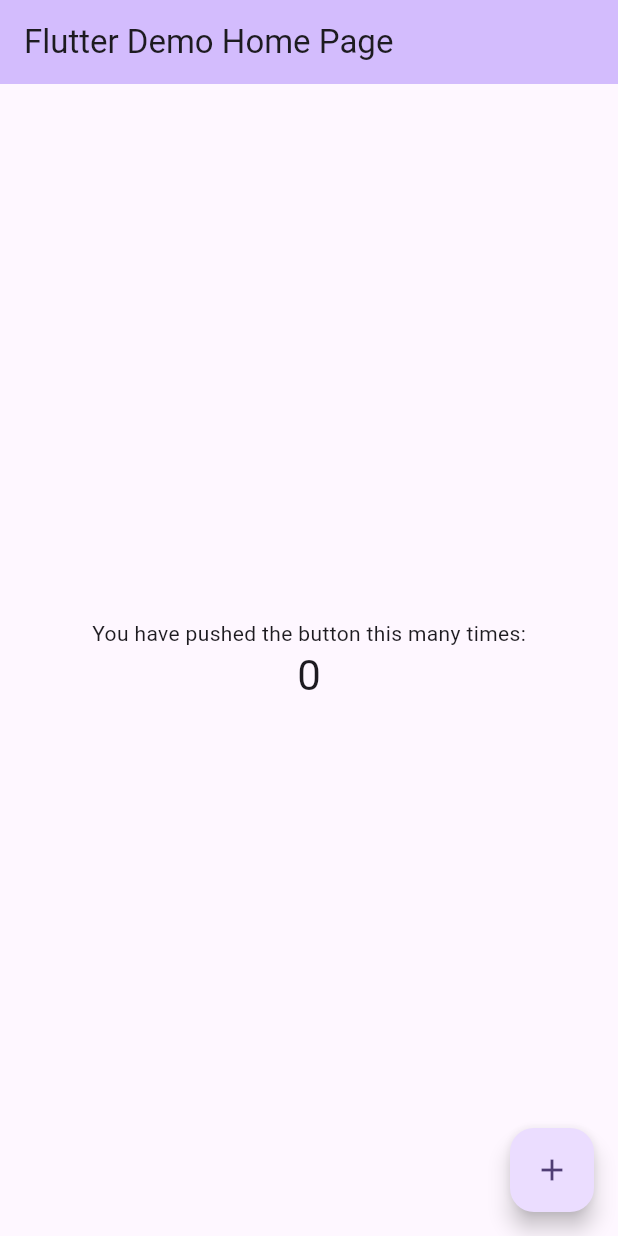
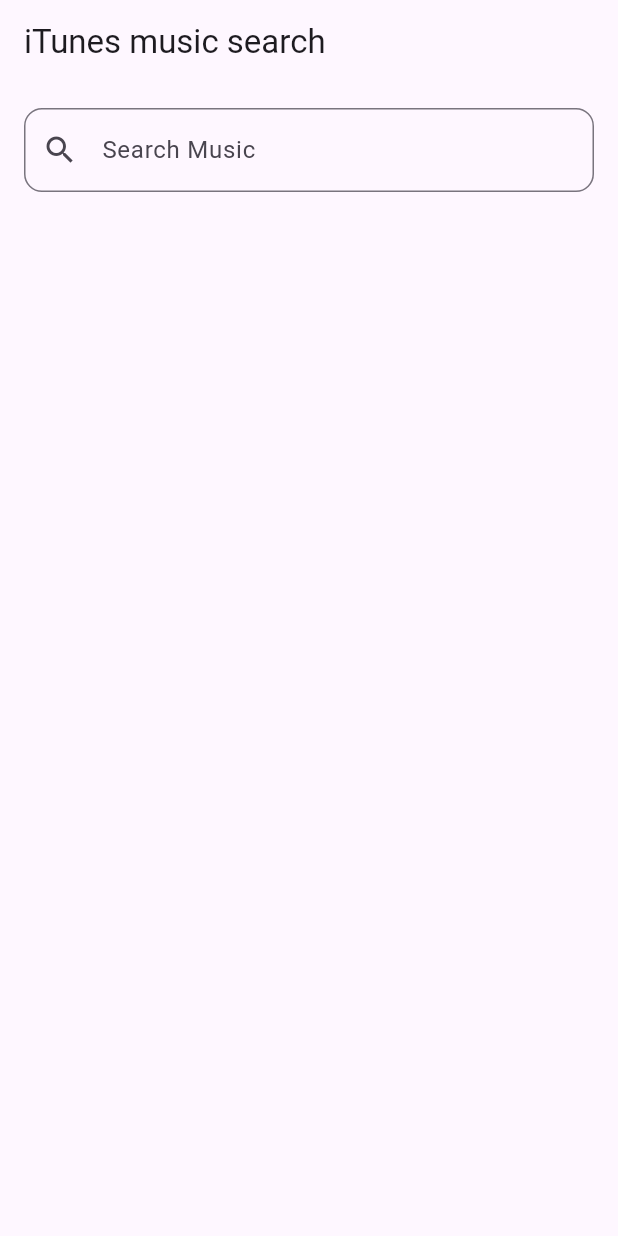
Before and after one commit to Samantha9995/Flutter-Itunes-music-preview-app, a Flutter app: the screen it shows after launch, on a phone screen of 412 x 824 dp. Run offline on Flutter 3.47's test engine with Material 3 defaults, Android fonts, the phone set to English and light mode, and no system bars; our stand-ins replace dio.

Commit message:
add search page view

```diff
--- /dev/null
+++ b/lib/features/search/views/search_page.dart
@@ -0,0 +1,36 @@
+import 'package:flutter/material.dart';
+
+
+class SearchPage extends StatelessWidget {
+  const SearchPage({super.key});
+
+  @override
+  Widget build(BuildContext context) {
+    return MaterialApp(
+        home: Scaffold(
+        appBar: AppBar(
+          title: const Text('iTunes music search'),
+        ),
+        body: Column(
+          children: [
+            Padding(
+              padding: const EdgeInsets.all(16.0),
+              child: TextField(
+                decoration: InputDecoration(
+                  hintText: 'Search Music',
+                  prefixIcon: const Icon(Icons.search),
+                  border: OutlineInputBorder(
+                    borderRadius: BorderRadius.circular(12),
+                  ),
+                ),
+                onChanged: (value) {
+
+                },
+              ),
+            ),
+          ],
+        ),
+      )
+    );
+  }
+}
--- a/lib/main.dart
+++ b/lib/main.dart
@@ -1,4 +1,5 @@
 import 'package:flutter/material.dart';
+import 'package:itunes_music_app/features/search/views/search_page.dart';
 
 void main() {
   runApp(const MyApp());
@@ -10,116 +11,6 @@
   // This widget is the root of your application.
   @override
   Widget build(BuildContext context) {
-    return MaterialApp(
-      title: 'Flutter Demo',
-      theme: ThemeData(
-        // This is the theme of your application.
-        //
-        // TRY THIS: Try running your application with "flutter run". You'll see
-        // the application has a purple toolbar. Then, without quitting the app,
-        // try changing the seedColor in the colorScheme below to Colors.green
-        // and then invoke "hot reload" (save your changes or press the "hot
-        // reload" button in a Flutter-supported IDE, or press "r" if you used
-        // the command line to start the app).
-        //
-        // Notice that the counter didn't reset back to zero; the application
-        // state is not lost during the reload. To reset the state, use hot
-        // restart instead.
-        //
-        // This works for code too, not just values: Most code changes can be
-        // tested with just a hot reload.
-        colorScheme: ColorScheme.fromSeed(seedColor: Colors.deepPurple),
-        useMaterial3: true,
-      ),
-      home: const MyHomePage(title: 'Flutter Demo Home Page'),
-    );
+    return const SearchPage();
   }
 }
-
-class MyHomePage extends StatefulWidget {
-  const MyHomePage({super.key, required this.title});
-
-  // This widget is the home page of your application. It is stateful, meaning
-  // that it has a State object (defined below) that contains fields that affect
-  // how it looks.
-
-  // This class is the configuration for the state. It holds the values (in this
-  // case the title) provided by the parent (in this case the App widget) and
-  // used by the build method of the State. Fields in a Widget subclass are
-  // always marked "final".
-
-  final String title;
-
-  @override
-  State<MyHomePage> createState() => _MyHomePageState();
-}
-
-class _MyHomePageState extends State<MyHomePage> {
-  int _counter = 0;
-
-  void _incrementCounter() {
-    setState(() {
-      // This call to setState tells the Flutter framework that something has
-      // changed in this State, which causes it to rerun the build method below
-      // so that the display can reflect the updated values. If we changed
-      // _counter without calling setState(), then the build method would not be
-      // called again, and so nothing would appear to happen.
-      _counter++;
-    });
-  }
-
-  @override
-  Widget build(BuildContext context) {
-    // This method is rerun every time setState is called, for instance as done
-    // by the _incrementCounter method above.
-    //
-    // The Flutter framework has been optimized to make rerunning build methods
-    // fast, so that you can just rebuild anything that needs updating rather
-    // than having to individually change instances of widgets.
-    return Scaffold(
-      appBar: AppBar(
-        // TRY THIS: Try changing the color here to a specific color (to
-        // Colors.amber, perhaps?) and trigger a hot reload to see the AppBar
-        // change color while the other colors stay the same.
-        backgroundColor: Theme.of(context).colorScheme.inversePrimary,
-        // Here we take the value from the MyHomePage object that was created by
-        // the App.build method, and use it to set our appbar title.
-        title: Text(widget.title),
-      ),
-      body: Center(
-        // Center is a layout widget. It takes a single child and positions it
-        // in the middle of the parent.
-        child: Column(
-          // Column is also a layout widget. It takes a list of children and
-          // arranges them vertically. By default, it sizes itself to fit its
-          // children horizontally, and tries to be as tall as its parent.
-          //
-          // Column has various properties to control how it sizes itself and
-          // how it positions its children. Here we use mainAxisAlignment to
-          // center the children vertically; the main axis here is the vertical
-          // axis because Columns are vertical (the cross axis would be
-          // horizontal).
-          //
-          // TRY THIS: Invoke "debug painting" (choose the "Toggle Debug Paint"
-          // action in the IDE, or press "p" in the console), to see the
-          // wireframe for each widget.
-          mainAxisAlignment: MainAxisAlignment.center,
-          children: <Widget>[
-            const Text(
-              'You have pushed the button this many times:',
-            ),
-            Text(
-              '$_counter',
-              style: Theme.of(context).textTheme.headlineMedium,
-            ),
-          ],
-        ),
-      ),
-      floatingActionButton: FloatingActionButton(
-        onPressed: _incrementCounter,
-        tooltip: 'Increment',
-        child: const Icon(Icons.add),
-      ), // This trailing comma makes auto-formatting nicer for build methods.
-    );
-  }
-}
```
